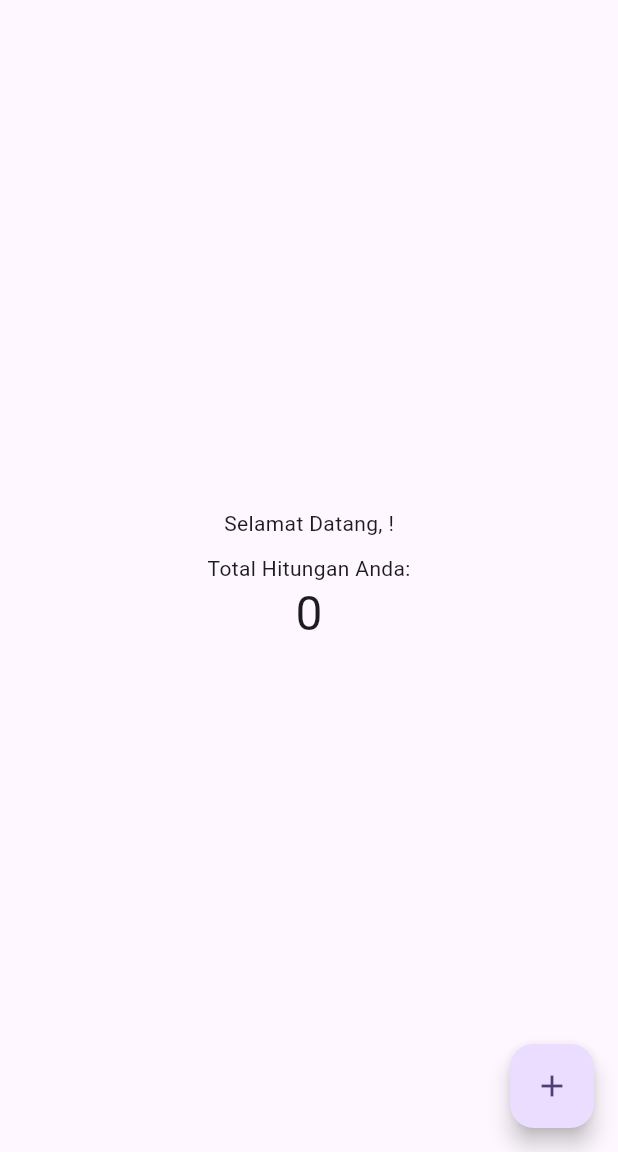
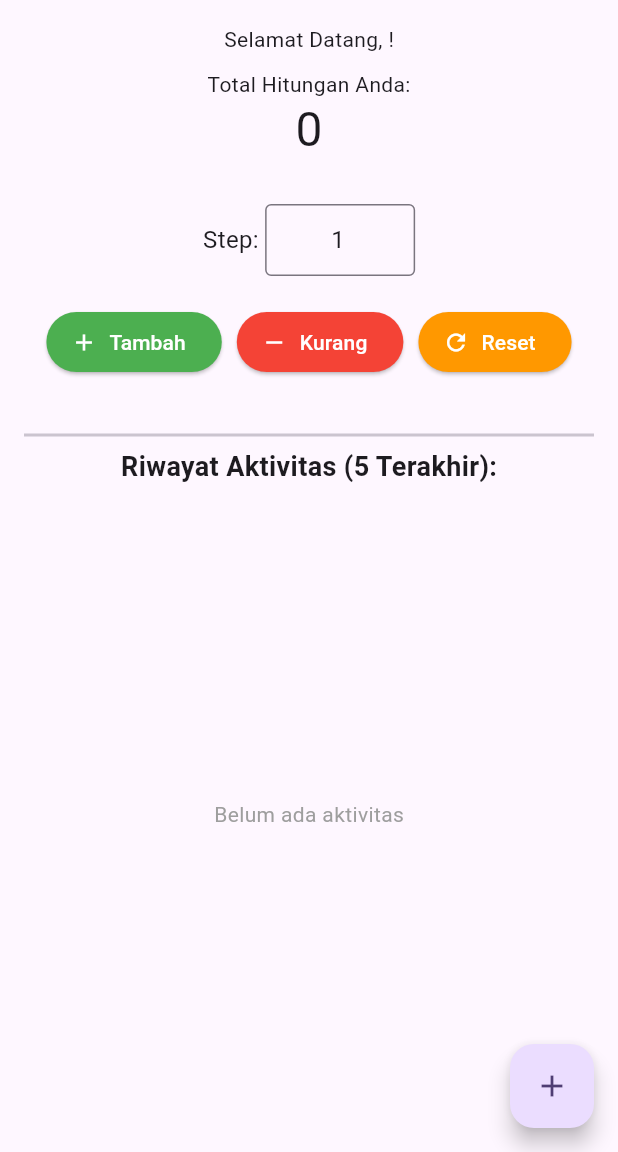
Before and after one commit to Hanif13579/PY4_2ABC_D3_2024_Modul1_001, a Flutter app: the CounterView screen opened directly with empty values, on a phone screen of 412 x 824 dp, the part 84-1236 px from its top. Run offline on Flutter 3.47's test engine with Material 3 defaults, Android fonts, the phone set to English and light mode, and no system bars.

Commit message:
fix tombol tambah kurang reset di counter_view

```diff
--- a/lib/features/logbook/counter_view.dart
+++ b/lib/features/logbook/counter_view.dart
@@ -13,42 +13,34 @@ class CounterView extends StatefulWidget {
 
 class _CounterViewState extends State<CounterView> {
   final CounterController _controller = CounterController();
+  final TextEditingController _stepController = TextEditingController(text: '1');
 
   @override
-  Widget build(BuildContext context) {
-    return Scaffold(
-      appBar: AppBar(
-        // Gunakan widget.username untuk menampilkan data dari kelas utama
-        title: Text("Logbook: ${widget.username}"),
-        backgroundColor: Theme.of(context).colorScheme.inversePrimary,
-        actions: [
-          // Kita siapkan tombol logout di sini untuk Fase 3 nanti
-          IconButton(
-            icon: const Icon(Icons.logout),
-            onPressed: () {
-              // 1. Munculkan Dialog Konfirmasi
+  void dispose() {
+    _stepController.dispose();
+    super.dispose();
+  }
+
+  void _handleLogout() {
     showDialog(
       context: context,
       builder: (BuildContext context) {
         return AlertDialog(
           title: const Text("Konfirmasi Logout"),
-                    content: const Text("Apakah Anda yakin? Data yang belum disimpan mungkin akan hilang."),
+          content: const Text(
+              "Apakah Anda yakin? Data yang belum disimpan mungkin akan hilang."),
           actions: [
-                      // Tombol Batal
             TextButton(
-                        onPressed: () => Navigator.pop(context), // Menutup dialog saja
+              onPressed: () => Navigator.pop(context),
               child: const Text("Batal"),
             ),
-                      // Tombol Ya, Logout
             TextButton(
               onPressed: () {
-                          // Menutup dialog
                 Navigator.pop(context);
-
-                          // 2. Navigasi kembali ke Onboarding (Membersihkan Stack)
                 Navigator.pushAndRemoveUntil(
                   context,
-                            MaterialPageRoute(builder: (context) => const OnboardingView()),
+                  MaterialPageRoute(
+                      builder: (context) => const OnboardingView()),
                   (route) => false,
                 );
               },
@@ -61,20 +53,186 @@ class _CounterViewState extends State<CounterView> {
         );
       },
     );
+  }
+
+  void _handleReset() {
+    showDialog(
+      context: context,
+      builder: (ctx) => AlertDialog(
+        title: const Text('Reset Counter'),
+        content: const Text('Apakah Anda yakin ingin reset ke 0?'),
+        actions: [
+          TextButton(
+            onPressed: () => Navigator.pop(ctx),
+            child: const Text('Batal'),
+          ),
+          TextButton(
+            onPressed: () {
+              Navigator.pop(ctx);
+              setState(() => _controller.reset());
+              ScaffoldMessenger.of(context).showSnackBar(
+                const SnackBar(content: Text('Counter telah di-reset!')),
+              );
             },
+            child: const Text('Reset', style: TextStyle(color: Colors.orange)),
           ),
         ],
       ),
-      body: Center(
+    );
+  }
+
+  void _updateStep() {
+    final newStep = int.tryParse(_stepController.text) ?? 1;
+    setState(() {
+      _controller.setStep(newStep);
+    });
+  }
+
+  @override
+  Widget build(BuildContext context) {
+    return Scaffold(
+      appBar: AppBar(
+        title: Text("Logbook: ${widget.username}"),
+        backgroundColor: Theme.of(context).colorScheme.inversePrimary,
+        actions: [
+          IconButton(
+            icon: const Icon(Icons.logout),
+            onPressed: _handleLogout,
+          ),
+        ],
+      ),
+      body: Padding(
+        padding: const EdgeInsets.all(16.0),
         child: Column(
-          mainAxisAlignment: MainAxisAlignment.center,
           children: [
+
             Text("Selamat Datang, ${widget.username}!"),
             const SizedBox(height: 10),
             const Text("Total Hitungan Anda:"),
             Text(
               '${_controller.value}',
               style: Theme.of(context).textTheme.headlineLarge,
+            ),
+
+            const SizedBox(height: 30),
+
+
+            Row(
+              mainAxisAlignment: MainAxisAlignment.center,
+              children: [
+                const Text('Step: ', style: TextStyle(fontSize: 16)),
+                SizedBox(
+                  width: 100,
+                  child: TextField(
+                    controller: _stepController,
+                    keyboardType: TextInputType.number,
+                    textAlign: TextAlign.center,
+                    decoration: const InputDecoration(
+                      border: OutlineInputBorder(),
+                      contentPadding: EdgeInsets.symmetric(vertical: 8, horizontal: 8),
+                    ),
+                    onChanged: (_) => _updateStep(),
+                  ),
+                ),
+              ],
+            ),
+
+            const SizedBox(height: 20),
+
+            // Task 1 : Tombol Tambah, Kurang, Reset
+            Row(
+              mainAxisAlignment: MainAxisAlignment.center,
+              children: [
+                ElevatedButton.icon(
+                  onPressed: () => setState(() => _controller.increment()),
+                  icon: const Icon(Icons.add),
+                  label: const Text('Tambah'),
+                  style: ElevatedButton.styleFrom(
+                    backgroundColor: Colors.green,
+                    foregroundColor: Colors.white,
+                  ),
+                ),
+                const SizedBox(width: 10),
+                ElevatedButton.icon(
+                  onPressed: () => setState(() => _controller.decrement()),
+                  icon: const Icon(Icons.remove),
+                  label: const Text('Kurang'),
+                  style: ElevatedButton.styleFrom(
+                    backgroundColor: Colors.red,
+                    foregroundColor: Colors.white,
+                  ),
+                ),
+                const SizedBox(width: 10),
+                ElevatedButton.icon(
+                  onPressed: _handleReset,
+                  icon: const Icon(Icons.refresh),
+                  label: const Text('Reset'),
+                  style: ElevatedButton.styleFrom(
+                    backgroundColor: Colors.orange,
+                    foregroundColor: Colors.white,
+                  ),
+                ),
+              ],
+            ),
+
+            const SizedBox(height: 30),
+            const Divider(thickness: 2),
+
+            // Task 2: History Logger 5 terakhir
+            const Text(
+              'Riwayat Aktivitas (5 Terakhir):',
+              style: TextStyle(fontSize: 18, fontWeight: FontWeight.bold),
+            ),
+            const SizedBox(height: 10),
+
+            // ListView
+            Expanded(
+              child: _controller.history.isEmpty
+                  ? const Center(
+                      child: Text(
+                        'Belum ada aktivitas',
+                        style: TextStyle(color: Colors.grey),
+                      ),
+                    )
+                  : ListView.builder(
+                      itemCount: _controller.history.length,
+                      itemBuilder: (context, index) {
+                        final entry = _controller.history[index];
+
+                        // Homework: warna berbeda untuk Tambah warna hijau dan Kurang warna merah
+                        Color tileColor = Colors.grey.shade100;
+                        if (entry.contains('Tambah')) {
+                          tileColor = Colors.green.shade50;
+                        } else if (entry.contains('kurang')) {
+                          tileColor = Colors.red.shade50;
+                        } else if (entry.contains('reset')) {
+                          tileColor = Colors.orange.shade50;
+                        }
+
+                        return Card(
+                          color: tileColor,
+                          margin: const EdgeInsets.symmetric(vertical: 4),
+                          child: ListTile(
+                            leading: CircleAvatar(
+                              radius: 16,
+                              backgroundColor: Colors.indigo,
+                              child: Text(
+                                '${index + 1}',
+                                style: const TextStyle(
+                                  color: Colors.white,
+                                  fontSize: 12,
+                                  fontWeight: FontWeight.bold,
+                                ),
+                              ),
+                            ),
+                            title: Text(
+                              entry,
+                              style: const TextStyle(fontSize: 14),
+                            ),
+                          ),
+                        );
+                      },
+                    ),
             ),
           ],
         ),
```
Lines whose indentation alone changed are shown as unchanged.
